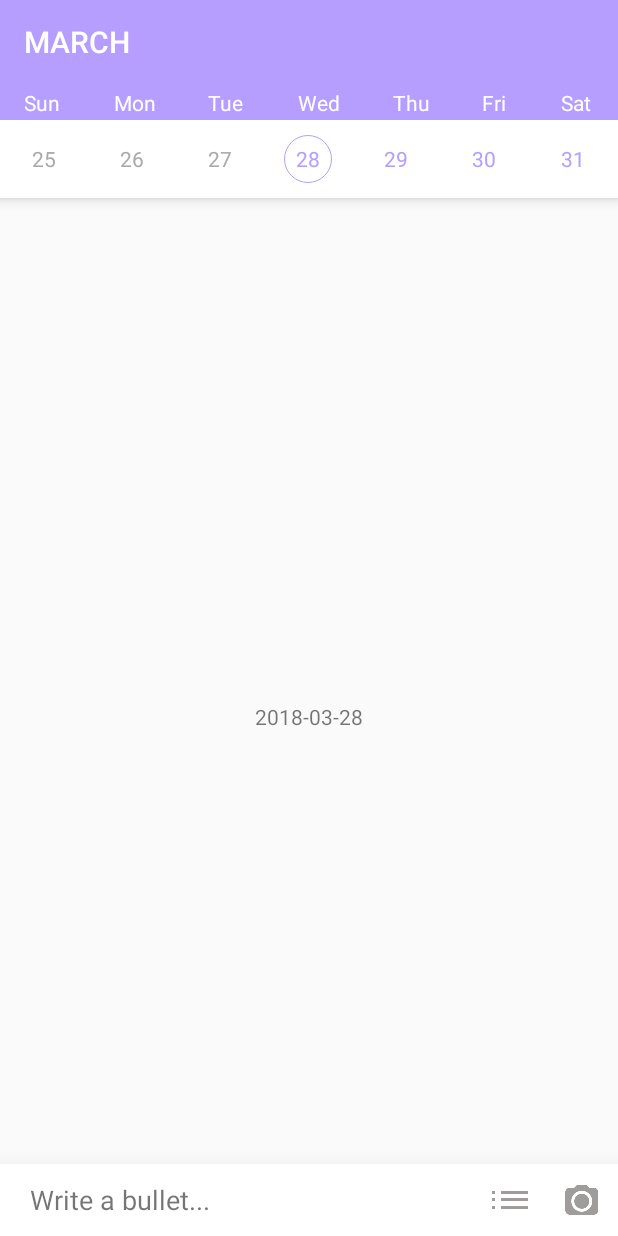
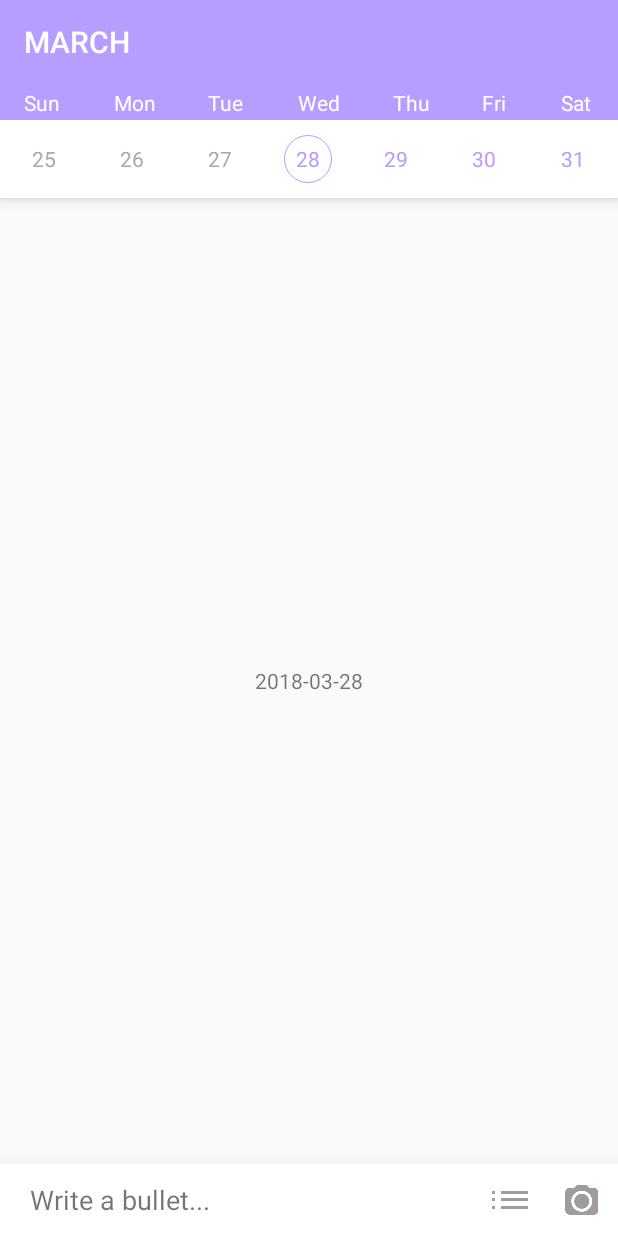
Before and after one commit to gavinlin/Daily, an Android app: the screen it shows after launch once a user with an empty profile is signed in (MainActivity), on a phone screen of 412 x 824 dp. Run offline under Robolectric (Android 15) with nearby library versions, the phone set to English and light mode, and no system bars; our stand-ins replace ButterKnife, Dagger/Hilt's generated code, Firebase (no records; nobody signed in at launch, a user with empty details on screens opened directly), Room's generated code, RxJava and 1 more; libraries missing offline, so code that uses them is left out: com.firebase.ui.

Commit message:
Improve UI

```diff
--- a/app/src/main/java/com/gavincode/bujo/presentation/ui/main/DailyListViewModel.kt
+++ b/app/src/main/java/com/gavincode/bujo/presentation/ui/main/DailyListViewModel.kt
@@ -39,7 +39,7 @@ class DailyListViewModel @Inject constructor(
                 .subscribeBy(
                         onSuccess = {
                             when (it.size) {
-                                0    -> uiModelLiveData.postValue(DailyListUiModel.Empty())
+                                0    -> uiModelLiveData.postValue(DailyListUiModel.Empty ())
                                 else -> uiModelLiveData.postValue(DailyListUiModel.DailyBullets(it))
                             }
                         },
--- a/app/src/main/java/com/gavincode/bujo/presentation/ui/widget/WeekCalendar.kt
+++ b/app/src/main/java/com/gavincode/bujo/presentation/ui/widget/WeekCalendar.kt
@@ -100,12 +100,14 @@ class WeekCalendar: LinearLayout {
                 }
                 .addTo(disposables)
 
-        CalendarManager.currentDayLiveData.observeForever(android.arch.lifecycle.Observer {
+        CalendarManager.currentDayLiveData.observeForever({
             it?.let {
                 handleDayChanged(it)
             }
         })
     }
+
+
 
     override fun onDetachedFromWindow() {
         disposables.dispose()
--- a/app/src/main/res/layout/fragment_daily_plan.xml
+++ b/app/src/main/res/layout/fragment_daily_plan.xml
@@ -25,8 +25,10 @@
         android:layout_width="match_parent"
         android:layout_height="match_parent"
         android:layout_below="@id/week_calendar_view"
+        android:layout_above="@id/daily_bottom_layout"
         />
     <RelativeLayout
+        android:id="@+id/daily_bottom_layout"
         android:layout_width="match_parent"
         android:layout_height="48dp"
         android:layout_alignParentBottom="true"
--- a/app/src/main/res/layout/fragment_daily_plan_list.xml
+++ b/app/src/main/res/layout/fragment_daily_plan_list.xml
@@ -11,6 +11,7 @@
             android:id="@+id/daily_list_recycler_view"
             android:layout_width="match_parent"
             android:layout_height="match_parent"
+            android:layout_marginTop="4dp"
             android:visibility="gone"
             />
         <TextView
```
Also changed, not shown: app/src/main/res/layout/list_item_daily_bullet.xml (+6 -2 lines).
